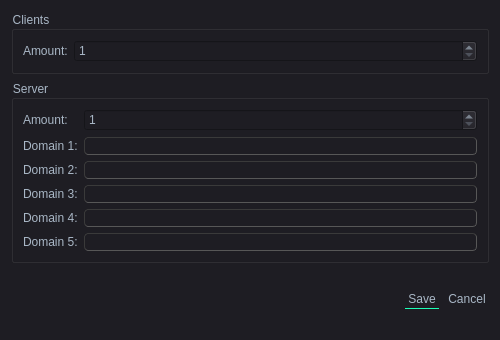
The window that src/views/dialogs/settingsdialog.ui (Filan-glitch/NetSim) describes before a commit, drawn with Qt 5.
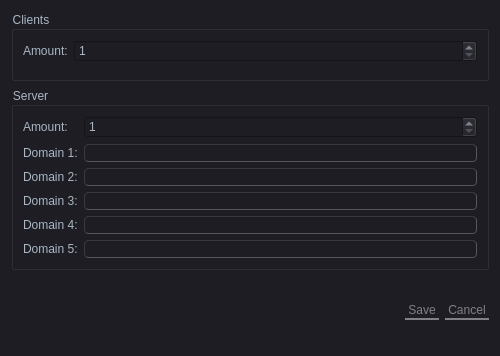
The same window after the commit. Icons and pictures are not drawn.

Diff of the .ui file:
```diff
--- a/src/views/dialogs/settingsdialog.ui
+++ b/src/views/dialogs/settingsdialog.ui
@@ -7,7 +7,7 @@
     <x>0</x>
     <y>0</y>
     <width>500</width>
-    <height>340</height>
+    <height>356</height>
    </rect>
   </property>
   <property name="sizePolicy">
@@ -633,6 +633,9 @@
    </item>
    <item>
     <widget class="QDialogButtonBox" name="buttonBox">
+     <property name="enabled">
+      <bool>false</bool>
+     </property>
      <property name="sizePolicy">
       <sizepolicy hsizetype="Minimum" vsizetype="Minimum">
        <horstretch>0</horstretch>
```
